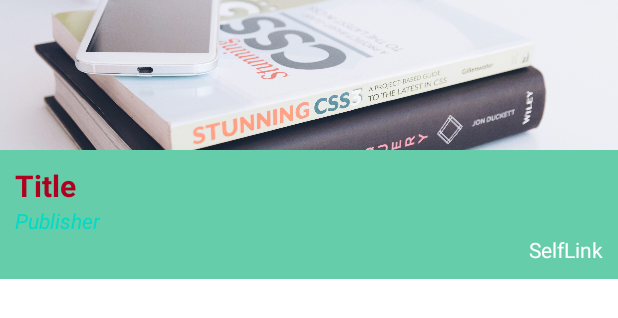
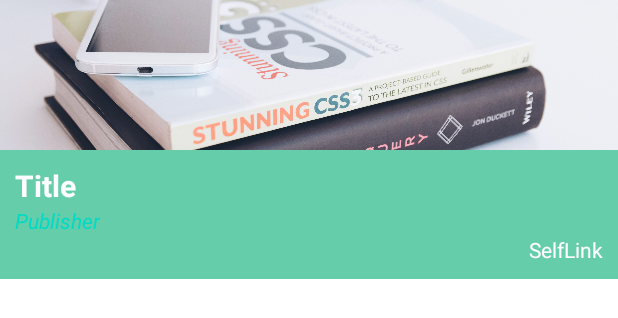
Before and after one commit to Joseph-beep-tech/Mobile-Library, an Android app: the layout book_list_item.xml on its own in the app's theme, with its tools: preview values and no code run, on a phone screen of 412 x 824 dp. Shown: the top 318 px of the screen. Run offline under Robolectric (Android 15) with nearby library versions, the phone set to English and light mode, and no system bars; Roboto replaces fonts that are not available here.

Commit message:
color change for title

```diff
--- a/app/src/main/res/layout/book_list_item.xml
+++ b/app/src/main/res/layout/book_list_item.xml
@@ -27,7 +27,7 @@
             android:layout_width="wrap_content"
             android:layout_height="wrap_content"
             android:text="Title"
-            android:textColor="@color/design_default_color_error"
+            android:textColor="#fff"
             android:textSize="20dp"
             android:textStyle="bold" />
 
```
